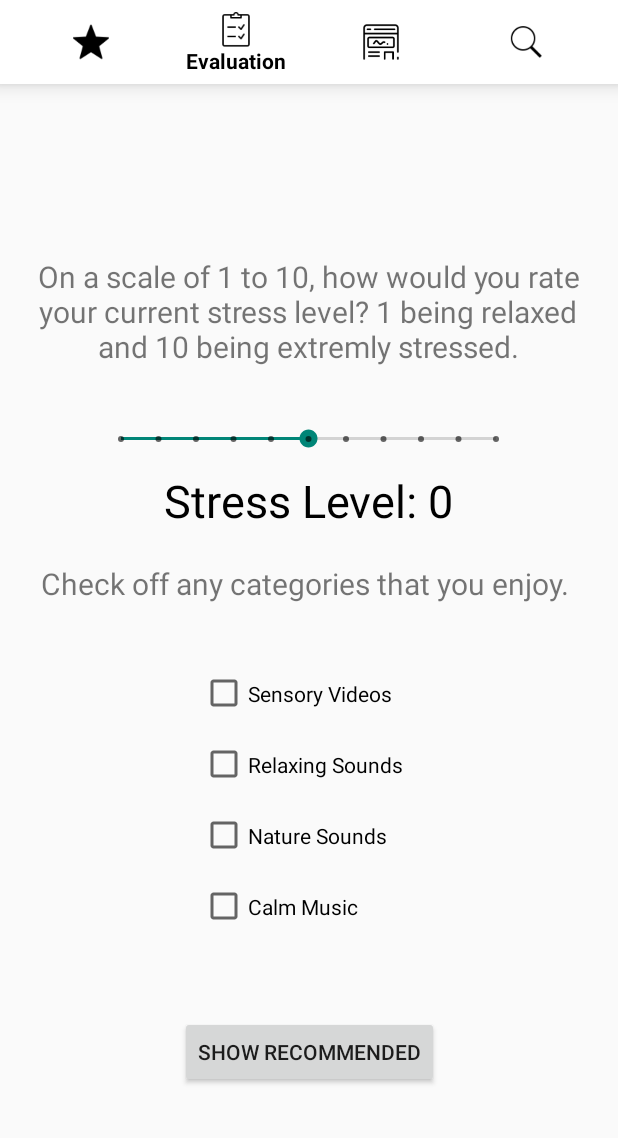
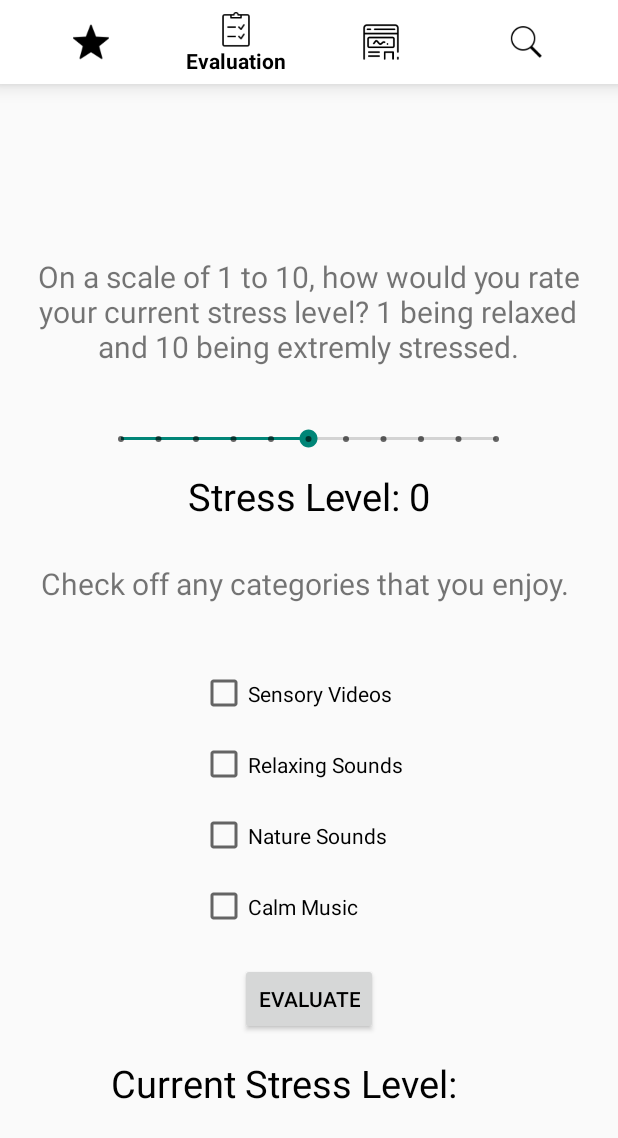
Before and after one commit to InnerOasis/InnerOasis, an Android app: the screen it shows after launch (MainActivity), item 2 of the bottom bar chosen, on a phone screen of 412 x 824 dp. Shown: the top 1138 px of the screen. Run offline under Robolectric (Android 15) with nearby library versions, the phone set to English and light mode, and no system bars; libraries missing offline, so code that uses them is left out: com.codepath.asynchttpclient; Roboto replaces fonts that are not available here; 2 statements that could not run were skipped.

Commit message:
Added a Stress Rating Dialog and a current stress level. Cleaned up code.

```diff
--- a/app/src/main/res/layout/eval_layout.xml
+++ b/app/src/main/res/layout/eval_layout.xml
@@ -10,11 +10,13 @@
         android:id="@+id/stress_Button"
         android:layout_width="wrap_content"
         android:layout_height="wrap_content"
-        android:text="Show Recommended"
+        android:text="Evaluate"
+        android:textColor="@color/black"
         app:layout_constraintBottom_toBottomOf="parent"
         app:layout_constraintEnd_toEndOf="parent"
         app:layout_constraintStart_toStartOf="parent"
-        app:layout_constraintTop_toBottomOf="@+id/checkBox6" />
+        app:layout_constraintTop_toBottomOf="@+id/checkBox6"
+        app:layout_constraintVertical_bias="0.167" />
 
     <TextView
         android:id="@+id/stress_rating"
@@ -23,7 +25,7 @@
         android:layout_marginBottom="40dp"
         android:text="Stress Level: 0"
         android:textColor="@color/black"
-        android:textSize="30dp"
+        android:textSize="25dp"
         app:layout_constraintBottom_toTopOf="@+id/video_text"
         app:layout_constraintEnd_toEndOf="parent"
         app:layout_constraintStart_toStartOf="parent"
@@ -113,5 +115,17 @@
         app:layout_constraintStart_toStartOf="parent"
         app:layout_constraintTop_toBottomOf="@+id/video_text" />
 
+    <TextView
+        android:id="@+id/currentStressLevel"
+        android:layout_width="264dp"
+        android:layout_height="59dp"
+        android:text="Current Stress Level:"
+        android:textSize="25dp"
+        android:textColor="@color/black"
+        app:layout_constraintBottom_toBottomOf="parent"
+        app:layout_constraintEnd_toEndOf="parent"
+        app:layout_constraintStart_toStartOf="parent"
+        app:layout_constraintTop_toBottomOf="@+id/stress_Button" />
+
 
 </androidx.constraintlayout.widget.ConstraintLayout>
--- a/app/src/main/res/values/strings.xml
+++ b/app/src/main/res/values/strings.xml
@@ -8,4 +8,6 @@
     <string name="enter_here">Enter Here</string>
     <string name="enter_here2">Enter Here</string>
     <string name="enter_here3">Enter Here</string>
+    <string name="log_tag">StressEvalFragment</string>
+
 </resources>
```
Also changed, not shown: app/src/main/java/com/example/inneroasis/StressEvalFragment.kt (+41 -14 lines), app/src/main/res/layout/dialog_layout.xml (added, +27 -0 lines).
